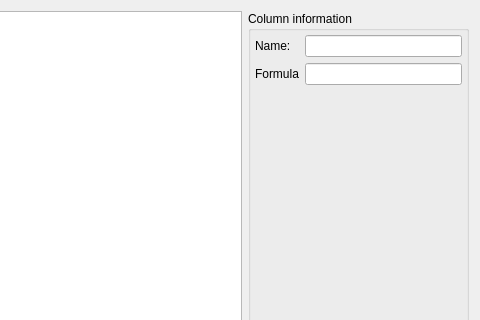
Before: the Qt Designer form src/tailor/resources/data_sheet.ui in davidfokkema/tailor, drawn with Qt 5; both pictures show x 547 to 1027 and y 0 to 320 of the 1027 by 646 pixel window.
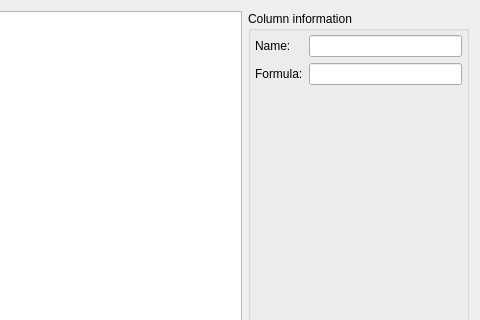
After: the same form once the commit is applied.

Commit message: Add colon to text labels

What changed in the file:
```diff
--- a/src/tailor/resources/data_sheet.ui
+++ b/src/tailor/resources/data_sheet.ui
@@ -72,7 +72,7 @@
         <item row="1" column="0">
          <widget class="QLabel" name="formulaLabel">
           <property name="text">
-           <string>Formula</string>
+           <string>Formula:</string>
           </property>
          </widget>
         </item>
```
The commit also changes 3 other files.
